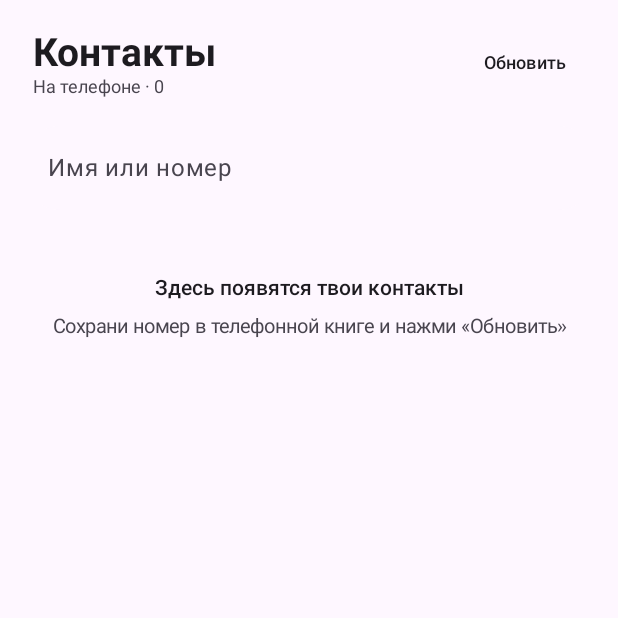
After one commit to muk1m0v/chatter, an Android app built with Jetpack Compose: the composable PhoneContacts shown on its own in the app's theme, on a phone screen of 412 x 824 dp, the top half of it. The commit adds this screen. Run offline under Robolectric (Android 15) with nearby library versions, the phone set to English and light mode, and no system bars.

Commit message:
Release Salom 0.2.0 with real contacts and optimized native UI

```diff
--- a/android/app/src/main/AndroidManifest.xml
+++ b/android/app/src/main/AndroidManifest.xml
@@ -1,4 +1,5 @@
 <manifest xmlns:android="http://schemas.android.com/apk/res/android">
+    <uses-permission android:name="android.permission.READ_CONTACTS" />
     <application android:label="Салом" android:icon="@drawable/ic_launcher" android:roundIcon="@drawable/ic_launcher" android:theme="@android:style/Theme.Material.Light.NoActionBar" android:allowBackup="false" android:supportsRtl="true">
         <activity android:name=".MainActivity" android:exported="true" android:windowSoftInputMode="adjustResize">
             <intent-filter>
--- /dev/null
+++ b/android/app/src/main/java/com/mukimov/salom/PhoneContacts.kt
@@ -0,0 +1,161 @@
+package com.mukimov.salom
+
+import android.Manifest
+import android.content.ContentUris
+import android.content.Context
+import android.content.Intent
+import android.content.pm.PackageManager
+import android.provider.ContactsContract
+import android.provider.Settings
+import android.net.Uri
+import androidx.activity.compose.rememberLauncherForActivityResult
+import androidx.activity.result.contract.ActivityResultContracts
+import androidx.compose.foundation.background
+import androidx.compose.foundation.clickable
+import androidx.compose.foundation.layout.*
+import androidx.compose.foundation.lazy.LazyColumn
+import androidx.compose.foundation.lazy.items
+import androidx.compose.foundation.lazy.rememberLazyListState
+import androidx.compose.foundation.shape.CircleShape
+import androidx.compose.foundation.shape.RoundedCornerShape
+import androidx.compose.material3.*
+import androidx.compose.runtime.*
+import androidx.compose.runtime.saveable.rememberSaveable
+import androidx.compose.ui.Alignment
+import androidx.compose.ui.Modifier
+import androidx.compose.ui.draw.clip
+import androidx.compose.ui.graphics.Color
+import androidx.compose.ui.text.font.FontWeight
+import androidx.compose.ui.text.style.TextAlign
+import androidx.compose.ui.text.style.TextOverflow
+import androidx.compose.ui.unit.dp
+import androidx.compose.ui.unit.sp
+import androidx.lifecycle.Lifecycle
+import androidx.lifecycle.LifecycleEventObserver
+import androidx.lifecycle.compose.LocalLifecycleOwner
+import kotlinx.coroutines.Dispatchers
+import kotlinx.coroutines.CancellationException
+import kotlinx.coroutines.withContext
+
+@Immutable
+private data class PhoneContact(val key: String, val contactId: Long, val name: String, val number: String, val initials: String, val colorIndex: Int)
+
+private fun readContacts(context: Context): List<PhoneContact> {
+    val phone = ContactsContract.CommonDataKinds.Phone.CONTENT_URI
+    val columns = arrayOf(ContactsContract.CommonDataKinds.Phone.CONTACT_ID, ContactsContract.CommonDataKinds.Phone.DISPLAY_NAME_PRIMARY, ContactsContract.CommonDataKinds.Phone.NUMBER)
+    val contacts = LinkedHashMap<String, PhoneContact>()
+    val whitespace = Regex("\\s+")
+    context.contentResolver.query(phone, columns, null, null, ContactsContract.CommonDataKinds.Phone.SORT_KEY_PRIMARY + " ASC")?.use { cursor ->
+        while (cursor.moveToNext()) {
+            val id = cursor.getLong(0)
+            val number = cursor.getString(2)?.trim().orEmpty()
+            if (number.isBlank()) continue
+            val name = cursor.getString(1)?.trim()?.takeIf { it.isNotBlank() } ?: number
+            val key = "$id:${number.filter { it.isDigit() }}"
+            val initials = name.split(whitespace).take(2).mapNotNull { it.firstOrNull()?.uppercaseChar() }.joinToString("")
+            contacts.putIfAbsent(key, PhoneContact(key, id, name, number, initials, (id % 5).toInt()))
+        }
+    }
+    return contacts.values.toList()
+}
+
+@Composable
+internal fun PhoneContacts(context: Context) {
+    val accent = Color(0xFFFFC400)
+    var granted by remember { mutableStateOf(context.checkSelfPermission(Manifest.permission.READ_CONTACTS) == PackageManager.PERMISSION_GRANTED) }
+    var asked by rememberSaveable { mutableStateOf(false) }
+    var refresh by remember { mutableIntStateOf(0) }
+    var contacts by remember { mutableStateOf<List<PhoneContact>>(emptyList()) }
+    var loading by remember { mutableStateOf(false) }
+    var error by remember { mutableStateOf(false) }
+    var search by rememberSaveable { mutableStateOf("") }
+    var selected by remember { mutableStateOf<PhoneContact?>(null) }
+    val listState = rememberLazyListState()
+    val owner = LocalLifecycleOwner.current
+    val launcher = rememberLauncherForActivityResult(ActivityResultContracts.RequestPermission()) { allowed -> granted = allowed; asked = true; refresh++ }
+    DisposableEffect(owner) {
+        val observer = LifecycleEventObserver { _, event ->
+            if (event == Lifecycle.Event.ON_RESUME) {
+                granted = context.checkSelfPermission(Manifest.permission.READ_CONTACTS) == PackageManager.PERMISSION_GRANTED
+                refresh++
+            }
+        }
+        owner.lifecycle.addObserver(observer)
+        onDispose { owner.lifecycle.removeObserver(observer) }
+    }
+    LaunchedEffect(granted, refresh) {
+        if (!granted) { contacts = emptyList(); return@LaunchedEffect }
+        loading = true
+        error = false
+        try {
+            contacts = withContext(Dispatchers.IO) { readContacts(context) }
+        } catch (exception: CancellationException) {
+            throw exception
+        } catch (exception: SecurityException) {
+            granted = false
+            contacts = emptyList()
+        } catch (exception: Exception) {
+            error = true
+        } finally { loading = false }
+    }
+    val visible = remember(search, contacts) {
+        val query = search.trim()
+        val digits = query.filter { it.isDigit() }
+        if (query.isEmpty()) contacts else contacts.filter { it.name.contains(query, true) || (digits.isNotEmpty() && it.number.filter { c -> c.isDigit() }.contains(digits)) }
+    }
+    val palette = remember { listOf(Color(0xFFFFE9A6), Color(0xFFDFEBDD), Color(0xFFEADFF4), Color(0xFFDDEAF6), Color(0xFFFFE4D2)) }
+    Column(Modifier.fillMaxSize()) {
+        Row(Modifier.fillMaxWidth().padding(horizontal = 22.dp, vertical = 18.dp), verticalAlignment = Alignment.CenterVertically) {
+            Column(Modifier.weight(1f)) {
+                Text("Контакты", fontSize = 26.sp, fontWeight = FontWeight.Bold)
+                Text(if (granted) "На телефоне · ${contacts.size}" else "Твои близкие — рядом", fontSize = 12.sp, color = MaterialTheme.colorScheme.onSurfaceVariant)
+            }
+            if (granted) TextButton(onClick = { refresh++ }, enabled = !loading) { Text("Обновить", color = MaterialTheme.colorScheme.onSurface, fontSize = 12.sp) }
+        }
+        if (!granted) {
+            Box(Modifier.weight(1f).fillMaxWidth().padding(28.dp), contentAlignment = Alignment.Center) {
+                Column(horizontalAlignment = Alignment.CenterHorizontally) {
+                    Box(Modifier.size(80.dp).clip(CircleShape).background(accent), contentAlignment = Alignment.Center) { Text("+", fontSize = 38.sp, color = Color(0xFF25241F)) }
+                    Spacer(Modifier.height(22.dp))
+                    Text("Кто в твоих контактах?", fontSize = 21.sp, fontWeight = FontWeight.SemiBold, textAlign = TextAlign.Center)
+                    Text("Разреши доступ, чтобы видеть имена и номера из телефонной книги. Контакты остаются на устройстве.", fontSize = 14.sp, lineHeight = 21.sp, textAlign = TextAlign.Center, color = MaterialTheme.colorScheme.onSurfaceVariant, modifier = Modifier.padding(vertical = 16.dp))
+                    Button(onClick = { launcher.launch(Manifest.permission.READ_CONTACTS) }, shape = RoundedCornerShape(18.dp), modifier = Modifier.fillMaxWidth().height(52.dp)) { Text("Показать контакты", color = Color(0xFF25241F), fontWeight = FontWeight.SemiBold) }
+                    if (asked) TextButton(onClick = { context.startActivity(Intent(Settings.ACTION_APPLICATION_DETAILS_SETTINGS, Uri.parse("package:${context.packageName}"))) }) { Text("Разрешения приложения", color = MaterialTheme.colorScheme.onSurface) }
+                }
+            }
+        } else {
+            OutlinedTextField(search, { search = it }, modifier = Modifier.fillMaxWidth().padding(horizontal = 16.dp), placeholder = { Text("Имя или номер") }, singleLine = true, shape = RoundedCornerShape(24.dp), colors = OutlinedTextFieldDefaults.colors(unfocusedBorderColor = Color.Transparent, focusedBorderColor = accent, unfocusedContainerColor = MaterialTheme.colorScheme.surface))
+            if (loading) LinearProgressIndicator(modifier = Modifier.fillMaxWidth().padding(horizontal = 24.dp, vertical = 8.dp), color = accent)
+            if (error) {
+                Text("Не удалось прочитать контакты", modifier = Modifier.padding(24.dp), color = MaterialTheme.colorScheme.onSurfaceVariant)
+                TextButton(onClick = { refresh++ }) { Text("Попробовать ещё", color = MaterialTheme.colorScheme.onSurface) }
+            } else LazyColumn(state = listState, modifier = Modifier.weight(1f), contentPadding = PaddingValues(top = 12.dp, bottom = 16.dp)) {
+                items(visible, key = { it.key }, contentType = { "contact" }) { contact ->
+                    Row(Modifier.fillMaxWidth().clickable { selected = contact }.padding(horizontal = 20.dp, vertical = 10.dp), verticalAlignment = Alignment.CenterVertically) {
+                        Box(Modifier.size(50.dp).clip(CircleShape).background(palette[contact.colorIndex]), contentAlignment = Alignment.Center) { Text(contact.initials, fontSize = 18.sp, fontWeight = FontWeight.Medium, color = Color(0xFF25241F)) }
+                        Spacer(Modifier.width(14.dp))
+                        Column(Modifier.weight(1f)) {
+                            Text(contact.name, fontSize = 15.sp, fontWeight = FontWeight.Medium, maxLines = 1, overflow = TextOverflow.Ellipsis)
+                            Text(contact.number, fontSize = 12.sp, color = MaterialTheme.colorScheme.onSurfaceVariant, modifier = Modifier.padding(top = 4.dp))
+                        }
+                    }
+                }
+                if (visible.isEmpty() && !loading) item {
+                    Column(Modifier.fillMaxWidth().padding(32.dp), horizontalAlignment = Alignment.CenterHorizontally) {
+                        Text(if (search.isBlank()) "Здесь появятся твои контакты" else "Ничего не найдено", fontWeight = FontWeight.Medium)
+                        if (search.isBlank()) Text("Сохрани номер в телефонной книге и нажми «Обновить»", textAlign = TextAlign.Center, fontSize = 13.sp, color = MaterialTheme.colorScheme.onSurfaceVariant, modifier = Modifier.padding(top = 10.dp))
+                    }
+                }
+            }
+        }
+    }
+    selected?.let { contact ->
+        AlertDialog(onDismissRequest = { selected = null }, title = { Text(contact.name) }, text = { Text(contact.number) }, confirmButton = {
+            TextButton(onClick = {
+                val intent = Intent(Intent.ACTION_VIEW, ContentUris.withAppendedId(ContactsContract.Contacts.CONTENT_URI, contact.contactId))
+                runCatching { context.startActivity(intent) }
+                selected = null
+            }) { Text("Открыть контакт", color = MaterialTheme.colorScheme.onSurface) }
+        }, dismissButton = { TextButton(onClick = { selected = null }) { Text("Закрыть", color = MaterialTheme.colorScheme.onSurface) } })
+    }
+}
```
Also changed, not shown: android/app/build.gradle (+10 -2 lines), android/app/src/main/java/com/mukimov/salom/MainActivity.kt (+57 -55 lines), 3 other files.
